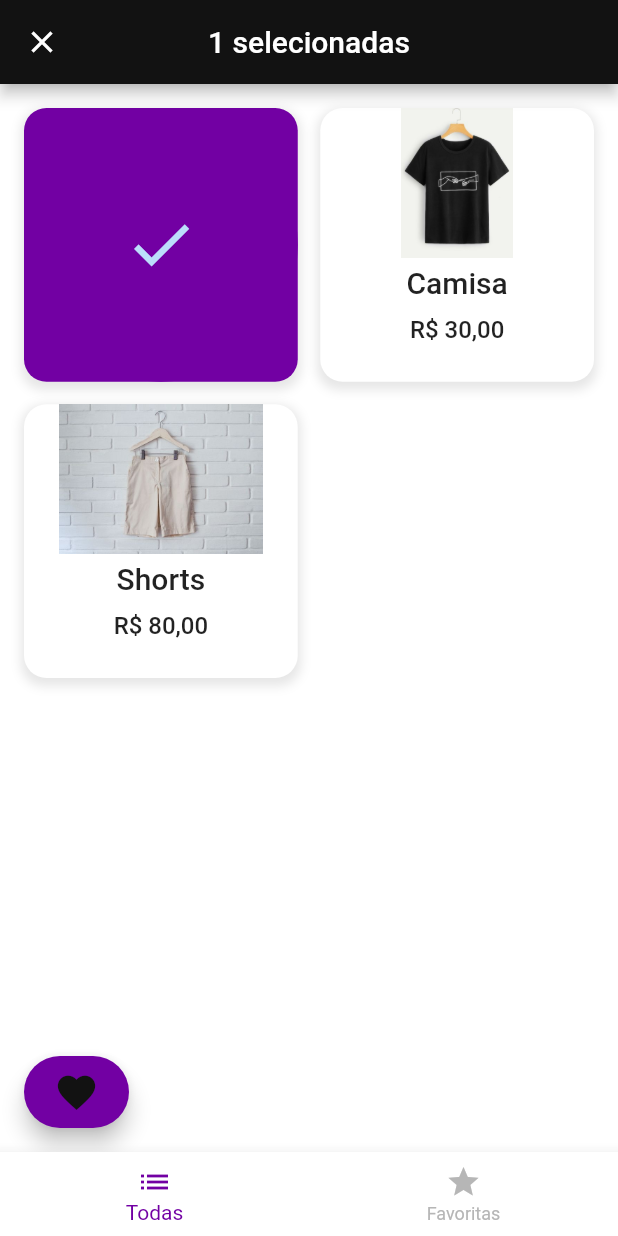
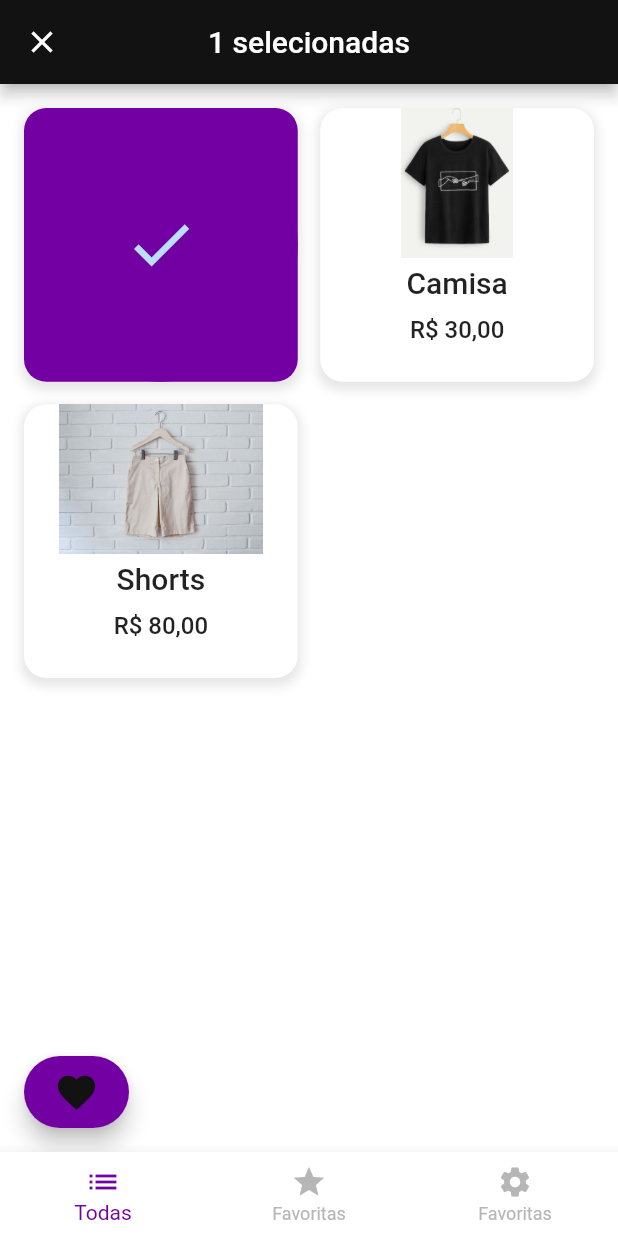
Before and after one commit to NoxIgnis/yourcloset, a Flutter app: the screen it shows once a user with an empty profile is signed in, after a tap on "Chapeu", on a phone screen of 412 x 824 dp. Run offline on Flutter 3.47's test engine with Material 2 defaults, Android fonts, the light colour scheme and no system bars; our stand-ins replace cloud_firestore, firebase_auth, firebase_core; accounts and stored records are empty.

Commit message:
Finalizado

```diff
--- /dev/null
+++ b/your_closet/lib/db/db_firestore.dart
@@ -0,0 +1,11 @@
+import'package:cloud_firestore/cloud_firestore.dart';
+
+class DBFirestore{
+  DBFirestore._();
+  static final DBFirestore _instance = DBFirestore._();
+  final FirebaseFirestore _firestore = FirebaseFirestore.instance;
+
+  static FirebaseFirestore get(){
+    return DBFirestore._instance._firestore;
+  }
+}
--- a/your_closet/lib/main.dart
+++ b/your_closet/lib/main.dart
@@ -3,18 +3,24 @@ import 'package:your_closet/meuAplicativo.dart';
 import 'package:your_closet/repositories/favoritasRepository.dart';
 import 'package:provider/provider.dart';
 import 'package:firebase_core/firebase_core.dart';
-import 'package:firebase_auth/firebase_auth.dart';
 import 'package:your_closet/services/auth_service.dart';
+import 'firebase_options.dart';
+
 void main() async{
   WidgetsFlutterBinding.ensureInitialized();
-  await Firebase.initializeApp();
-
+await Firebase.initializeApp(
+  options: DefaultFirebaseOptions.currentPlatform,
+);
 
  runApp(
     MultiProvider(
       providers:[
         ChangeNotifierProvider(create: (context)=>AuthService()),
-        ChangeNotifierProvider(create: (context)=>FavoritasRepository()),
+        ChangeNotifierProvider(
+          create: (context) => FavoritasRepository(
+            auth: context.read<AuthService>(),
+          ),
+        ),
       ],
       child:  const meuAplicativo(),
     ),
--- a/your_closet/lib/repositories/favoritasRepository.dart
+++ b/your_closet/lib/repositories/favoritasRepository.dart
@@ -1,20 +1,72 @@
 import 'dart:collection';
+
+import 'package:cloud_firestore/cloud_firestore.dart';
+import 'package:your_closet/db/db_firestore.dart';
+import 'package:your_closet/model/roupas.dart';
+import 'package:your_closet/repositories/roupasrepository.dart';
+import 'package:your_closet/services/auth_service.dart';
 import 'package:flutter/material.dart';
-import 'package:your_closet/model/roupas.dart';
 
-class FavoritasRepository extends ChangeNotifier{
+class FavoritasRepository extends ChangeNotifier {
+  List<Roupas> _lista = [];
+  late FirebaseFirestore db;
+  late AuthService auth;
 
-  List<Roupas> _lista = [];
+  FavoritasRepository({required this.auth}) {
+    _startRepository();
+  }
+
+  _startRepository() async {
+    await _startFirestore();
+    await _readFavoritas();
+  }
+
+  _startFirestore() {
+    db = DBFirestore.get();
+  }
+
+ _readFavoritas() async {
+  try {
+    if (auth.usuario != null && _lista.isEmpty) {
+      final snapshot = await db.collection('usuarios/${auth.usuario!.uid}/favoritas').get();
+
+      snapshot.docs.forEach((doc) {
+        Roupas roupa = roupasRepository.tabela
+            .firstWhere((roupa) => roupa.id == doc.get('id'));
+        _lista.add(roupa);
+        notifyListeners();
+      });
+    }
+  } catch (e) {
+    print('Erro ao ler favoritas: $e');
+  }
+}
+
 
   UnmodifiableListView<Roupas> get lista => UnmodifiableListView(_lista);
 
-  saveAll(List<Roupas> roupa){
-    roupa.forEach((roupa) {
-      if(!_lista.contains(roupa)) _lista.add(roupa);
+  saveAll(List<Roupas> roupas) {
+    roupas.forEach((roupa) async {
+      if (!_lista.any((atual) => atual.id == roupa.id)) {
+        _lista.add(roupa);
+        await db
+            .collection('usuarios/${auth.usuario!.uid}/favoritas')
+            .doc(roupa.id)
+            .set({
+          'moeda': roupa.nome,
+          'id': roupa.id,
+          'preco': roupa.preco,
+        });
+      }
     });
     notifyListeners();
   }
-  remove(Roupas roupa){
+
+  remove(Roupas roupa) async {
+    await db
+        .collection('usuarios/${auth.usuario!.uid}/favoritas')
+        .doc(roupa.id)
+        .delete();
     _lista.remove(roupa);
     notifyListeners();
   }
--- /dev/null
+++ b/your_closet/lib/views/configuracoes_page.dart
@@ -0,0 +1,60 @@
+import 'package:flutter/material.dart';
+import 'package:your_closet/repositories/favoritasRepository.dart';
+import 'package:provider/provider.dart';
+import 'package:your_closet/services/auth_service.dart';
+
+
+class ConfiguracoesPage extends StatefulWidget{
+
+  ConfiguracoesPage ({Key?key}):super(key:key);
+
+  @override
+  State<ConfiguracoesPage> createState() => _ConfiguracoesPageState();
+}
+
+class _ConfiguracoesPageState extends State<ConfiguracoesPage> {
+  @override
+  Widget build(BuildContext context) {
+    return Scaffold(
+      appBar: AppBar(
+        automaticallyImplyLeading: false,
+        title: const Text('Configurações',
+          style: TextStyle(
+            fontSize: 20,
+            fontWeight: FontWeight.w500,
+            color: Colors.black,
+          ),
+        ),
+        backgroundColor: Color.fromARGB(255, 252, 252, 252),
+        centerTitle: true,
+        shape: const RoundedRectangleBorder(
+              borderRadius: BorderRadius.only(
+                bottomLeft: Radius.circular(0),
+                bottomRight: Radius.circular(0),
+              )
+        ),
+      ),
+      body: Padding(
+        padding: EdgeInsets.symmetric(vertical:10),
+        child: OutlinedButton(
+          onPressed:()=> context.read<AuthService>().logout(),
+          style: OutlinedButton.styleFrom(
+            primary: Colors.red,
+            shape: RoundedRectangleBorder(
+              borderRadius: BorderRadius.circular(50),
+          ),
+          ), child: const Row(
+            mainAxisAlignment: MainAxisAlignment.center,
+            children: [
+              Padding(padding: EdgeInsets.all(16),
+                child: Text('Sair da conta',
+                  style: TextStyle(fontSize: 18),
+                ),
+              ),
+            ],
+          ),
+        ),
+      ),
+    );
+  }
+}
--- a/your_closet/lib/views/home_page.dart
+++ b/your_closet/lib/views/home_page.dart
@@ -1,6 +1,7 @@
 import 'package:flutter/material.dart';
 import 'package:your_closet/views/roupas_page.dart';
 import 'package:your_closet/views/favoritas_page.dart';
+import 'package:your_closet/views/configuracoes_page.dart';
 
 class HomePage extends StatefulWidget{
 
@@ -33,17 +34,20 @@ class _HomePageState extends State<HomePage> {
     return Scaffold(
       body: PageView(
         controller: page_controller,
+        onPageChanged: setPaginaAtual,
         children: [
           RoupasPage(),
           FavoritasPage(),
+          ConfiguracoesPage(),
         ],
-        onPageChanged: setPaginaAtual,
       ),
       bottomNavigationBar: BottomNavigationBar(
         currentIndex: PaginaAtual,
         items: const [
           BottomNavigationBarItem(icon: Icon(Icons.list), label: 'Todas'),
           BottomNavigationBarItem(icon: Icon(Icons.star), label: 'Favoritas'),
+          BottomNavigationBarItem(icon: Icon(Icons.settings), label: 'Favoritas'),
+
         ],
         onTap: (pagina){
           page_controller.animateToPage(
--- a/your_closet/lib/views/login_page.dart
+++ b/your_closet/lib/views/login_page.dart
@@ -1,5 +1,7 @@
 import 'package:flutter/material.dart';
 import 'package:your_closet/views/home_page.dart';
+import 'package:your_closet/services/auth_service.dart';
+import 'package:provider/provider.dart';
 
 class LoginPage extends StatefulWidget{
   LoginPage ({Key?key}):super(key:key);
@@ -15,7 +17,7 @@ class _LoginPageState extends State<LoginPage>{
   final email = TextEditingController();
   final senha = TextEditingController();
 
-  late bool isLogin = true;
+  late bool isLogin;
   late String titulo = '';
   late String actionButton = '';
   late String toggButton = '';
@@ -40,16 +42,21 @@ class _LoginPageState extends State<LoginPage>{
       toggButton = 'Voltar ao login';
     }
   }
+login() async{
+   try{
+      await context.read<AuthService>().login(email.text,senha.text);
+    }on AuthException catch(e){
+      ScaffoldMessenger.of(context).showSnackBar(SnackBar(content:Text(e.message)));
+    }
+}
+cadastrar() async{
+  try{
+      await context.read<AuthService>().cadastrar(email.text,senha.text);
+    }on AuthException catch(e){
+      ScaffoldMessenger.of(context).showSnackBar(SnackBar(content:Text(e.message)));
+    }
+}
 
-logar(){
-  if(fomrKey.currentState!.validate()){
-    Navigator.push(context,
-      MaterialPageRoute(
-        builder: (_) => HomePage(),
-      ),
-    );
-  }
-}
   @override
   Widget build(BuildContext context){
     return Scaffold(
@@ -85,9 +92,7 @@ logar(){
                       if (value!.isEmpty){
                         return 'Informe o Email';
                       }
-                      if (value != 'admin@admin.com'){
-                        return 'email incorreto';
-                      }
+
                       return null;
                     },
                     cursorColor: Color.fromARGB(255, 0, 0, 0),
@@ -108,9 +113,7 @@ logar(){
                       if (value.length<8){
                         return 'Senha deve ter no mínimo 8 caracteres';
                       }
-                      if (value != '123456789'){
-                        return 'senha incorreta';
-                      }
+
                       return null;
                     },
                     cursorColor: Color.fromARGB(255, 0, 0, 0),
@@ -118,7 +121,15 @@ logar(){
                 ),
                 Padding(padding: EdgeInsets.only(top:20,left: 100,right: 100),
                   child: ElevatedButton(
-                    onPressed: ()=>logar(),
+                    onPressed: (){
+                      if (fomrKey.currentState!.validate()){
+                        if(isLogin){
+                          login();
+                        }else{
+                          cadastrar();
+                        }
+                      }
+                    },
                     child: Row(
                       mainAxisAlignment: MainAxisAlignment.center,
                       children: [
@@ -134,12 +145,12 @@ logar(){
                   ),
                 ),
                 TextButton(
-                  onPressed: () => setFormAction(!isLogin),
-                  child: Text(toggButton),
-                  style: TextButton.styleFrom(
-                    primary: Colors.transparent, // Cor do fundo transparente
-                    shadowColor: Colors.transparent,
-                  ),
+                    onPressed: () {
+                      setState(() {
+                        setFormAction(!isLogin);
+                      });
+                    },
+                    child: Text(toggButton),
                 ),
               ],
             ),
--- a/your_closet/pubspec.yaml
+++ b/your_closet/pubspec.yaml
@@ -37,6 +37,7 @@ dependencies:
   cupertino_icons: ^1.0.2
   firebase_database: ^10.3.2
   firebase_auth: ^4.12.0
+  cloud_firestore: ^4.12.1
 
 dev_dependencies:
   flutter_test:
```
Also changed, not shown: your_closet/lib/repositories/roupasRepository.dart (+7 -0 lines), your_closet/lib/services/auth_service.dart (+35 -1 lines), your_closet/lib/views/roupas_datalhes_page.dart (added, +200 -0 lines), your_closet/lib/views/roupas_page.dart (+12 -1 lines), your_closet/pubspec.lock, 4 other files.
